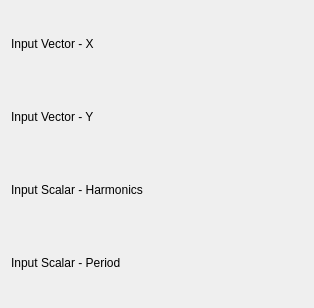
This is src/plugins/fits/sinusoid_unweighted/fitsinusoid_unweightedconfig.ui in Kst-plot/kst as Qt 5 draws it before an edit. The edited form follows.
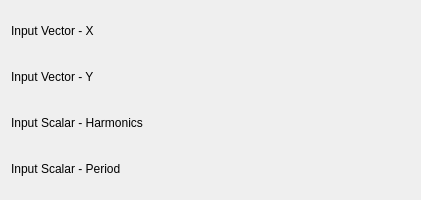
This is the edited form. Custom widgets are drawn as their Qt base class.

The edit to the form file:
```diff
--- a/src/plugins/fits/sinusoid_unweighted/fitsinusoid_unweightedconfig.ui
+++ b/src/plugins/fits/sinusoid_unweighted/fitsinusoid_unweightedconfig.ui
@@ -5,13 +5,19 @@
    <rect>
     <x>0</x>
     <y>0</y>
-    <width>314</width>
-    <height>308</height>
+    <width>421</width>
+    <height>200</height>
    </rect>
   </property>
+  <property name="minimumSize" >
+   <size>
+    <width>400</width>
+    <height>0</height>
+   </size>
+  </property>
   <layout class="QVBoxLayout" name="verticalLayout" >
    <item>
-    <layout class="QHBoxLayout" name="horizontalLayout_2" >
+    <layout class="QHBoxLayout" name="horizontalLayout_4" >
      <item>
       <widget class="QLabel" name="label_4" >
        <property name="sizePolicy" >
@@ -28,6 +34,19 @@
        </property>
       </widget>
      </item>
+     <item>
+      <spacer name="horizontalSpacer" >
+       <property name="orientation" >
+        <enum>Qt::Horizontal</enum>
+       </property>
+       <property name="sizeHint" stdset="0" >
+        <size>
+         <width>40</width>
+         <height>20</height>
+        </size>
+       </property>
+      </spacer>
+     </item>
      <item>
       <widget class="Kst::VectorSelector" native="1" name="_vectorX" >
        <property name="sizePolicy" >
@@ -41,7 +60,7 @@
     </layout>
    </item>
    <item>
-    <layout class="QHBoxLayout" name="horizontalLayout" >
+    <layout class="QHBoxLayout" name="horizontalLayout_3" >
      <item>
       <widget class="QLabel" name="label_3" >
        <property name="sizePolicy" >
@@ -58,6 +77,19 @@
        </property>
       </widget>
      </item>
+     <item>
+      <spacer name="horizontalSpacer_2" >
+       <property name="orientation" >
+        <enum>Qt::Horizontal</enum>
+       </property>
+       <property name="sizeHint" stdset="0" >
+        <size>
+         <width>40</width>
+         <height>20</height>
+        </size>
+       </property>
+      </spacer>
+     </item>
      <item>
       <widget class="Kst::VectorSelector" native="1" name="_vectorY" >
        <property name="sizePolicy" >
@@ -71,7 +103,7 @@
     </layout>
    </item>
    <item>
-    <layout class="QHBoxLayout" name="horizontalLayout_3" >
+    <layout class="QHBoxLayout" name="horizontalLayout_2" >
      <item>
       <widget class="QLabel" name="label_6" >
        <property name="sizePolicy" >
@@ -88,13 +120,26 @@
        </property>
       </widget>
      </item>
+     <item>
+      <spacer name="horizontalSpacer_3" >
+       <property name="orientation" >
+        <enum>Qt::Horizontal</enum>
+       </property>
+       <property name="sizeHint" stdset="0" >
+        <size>
+         <width>40</width>
+         <height>20</height>
+        </size>
+       </property>
+      </spacer>
+     </item>
      <item>
       <widget class="Kst::ScalarSelector" native="1" name="_scalarHarmonics" />
      </item>
     </layout>
    </item>
    <item>
-    <layout class="QHBoxLayout" name="horizontalLayout_5" >
+    <layout class="QHBoxLayout" name="horizontalLayout" >
      <item>
       <widget class="QLabel" name="label_7" >
        <property name="sizePolicy" >
@@ -111,6 +156,19 @@
        </property>
       </widget>
      </item>
+     <item>
+      <spacer name="horizontalSpacer_4" >
+       <property name="orientation" >
+        <enum>Qt::Horizontal</enum>
+       </property>
+       <property name="sizeHint" stdset="0" >
+        <size>
+         <width>40</width>
+         <height>20</height>
+        </size>
+       </property>
+      </spacer>
+     </item>
      <item>
       <widget class="Kst::ScalarSelector" native="1" name="_scalarPeriod" />
      </item>
```
